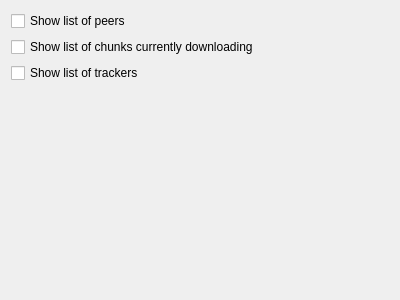
Old version of the form plugins/infowidget/iwprefpage.ui in the repository KDE/ktorrent.
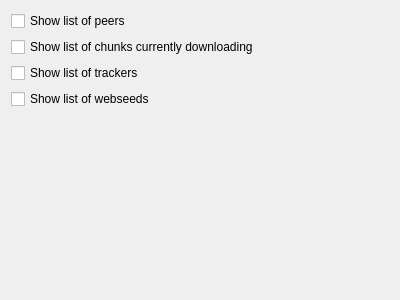
New version of the form.

Commit message: - Users can now add custom webseeds for each torrent - Implemented status column of webseeds list

```diff
--- a/plugins/infowidget/iwprefpage.ui
+++ b/plugins/infowidget/iwprefpage.ui
@@ -40,6 +40,19 @@
      </property>
     </widget>
    </item>
+   <item>
+    <widget class="QCheckBox" name="kcfg_showWebSeedsTab" >
+     <property name="toolTip" >
+      <string>&lt;html>&lt;head>&lt;meta name="qrichtext" content="1" />&lt;style type="text/css">
+p, li { white-space: pre-wrap; }
+&lt;/style>&lt;/head>&lt;body style=" font-family:'Bitstream Vera Sans'; font-size:8pt; font-weight:400; font-style:normal;">
+&lt;p style=" margin-top:0px; margin-bottom:0px; margin-left:0px; margin-right:0px; -qt-block-indent:0; text-indent:0px;">Wether or not to show the webseeds tab at the bottom of the window.&lt;/p>&lt;/body>&lt;/html></string>
+     </property>
+     <property name="text" >
+      <string>Show list of webseeds</string>
+     </property>
+    </widget>
+   </item>
    <item>
     <spacer>
      <property name="orientation" >
```
The commit also changes 20 other files.
